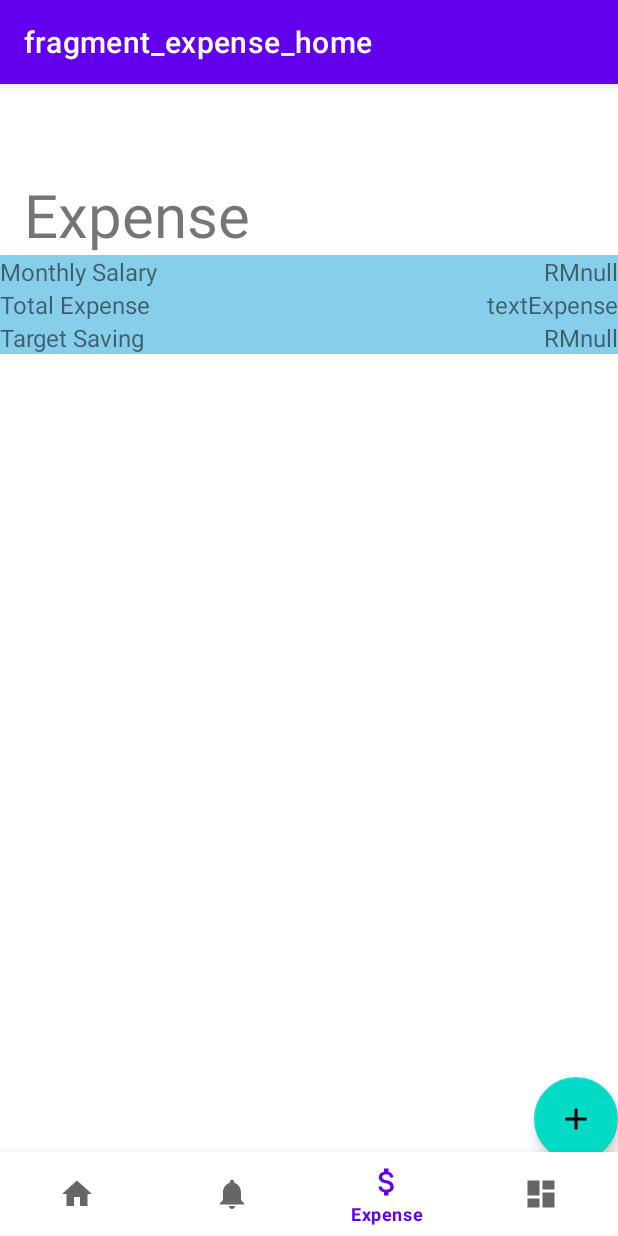
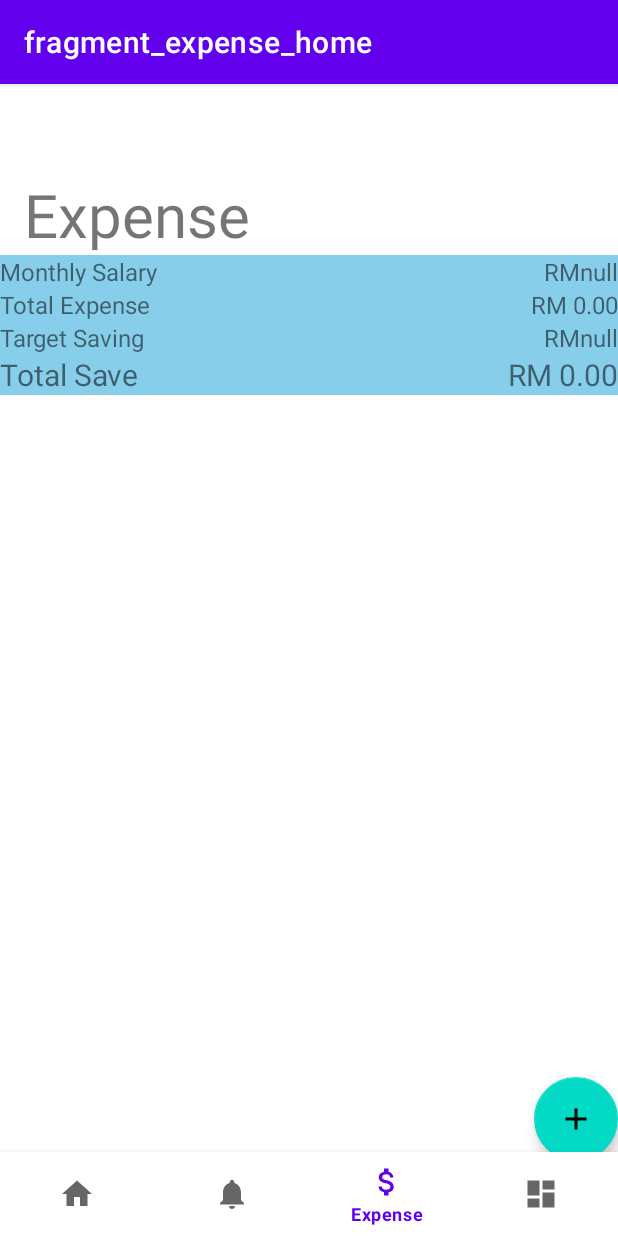
Before and after one commit to LauHongSoon/Assignment, an Android app: the AddNewExpenseFragment screen opened through its navigation route, after a tap on "SAVE", on a phone screen of 412 x 824 dp. Run offline under Robolectric (Android 15) with nearby library versions, the phone set to English and light mode, and no system bars; our stand-ins replace Firebase (no records; nobody signed in at launch, a user with empty details on screens opened directly), navigation-ui.

Commit message:
Expense CRUD Completed

```diff
--- a/app/src/main/java/my/edu/tarc/mobileass/model/ExpenseViewModel.kt
+++ b/app/src/main/java/my/edu/tarc/mobileass/model/ExpenseViewModel.kt
@@ -3,8 +3,8 @@ package my.edu.tarc.mobileass.model
 data class ExpenseViewModel(
     val user:String?="",
     val title:String?="",
-    val date : String? = "",
-    val expense : String="",
+    val date: String?="",
+    val expense: Double?=null,
     val category:String?="",
     val id:String?=""
 )
--- a/app/src/main/java/my/edu/tarc/mobileass/ui/expense/AddNewExpenseFragment.kt
+++ b/app/src/main/java/my/edu/tarc/mobileass/ui/expense/AddNewExpenseFragment.kt
@@ -72,11 +72,11 @@ class AddNewExpenseFragment : Fragment() {
         val email = preferences.getString("email", "")!!
         val data =  ExpenseViewModel(
             title = binding.editTextTitle.text.toString(),
-            date=binding.buttonDate.text.toString(),
-            user=email,
+            date =binding.buttonDate.text.toString(),
+            user =email,
             id = key,
-            category=binding.spinner.selectedItem.toString(),
-            expense=binding.editTextExpense.text.toString()
+            category =binding.spinner.selectedItem.toString(),
+            expense =binding.editTextExpense.text.toString().toDoubleOrNull(),
         )
         Firebase.firestore.collection("expense").document(key)
             .set(data).addOnSuccessListener {
--- a/app/src/main/java/my/edu/tarc/mobileass/ui/expense/ExpenseHomeFragment.kt
+++ b/app/src/main/java/my/edu/tarc/mobileass/ui/expense/ExpenseHomeFragment.kt
@@ -20,7 +20,9 @@ import my.edu.tarc.mobileass.R
 import my.edu.tarc.mobileass.adapter.ExpenseListAdapter
 import my.edu.tarc.mobileass.databinding.FragmentExpenseHomeBinding
 import my.edu.tarc.mobileass.model.ExpenseViewModel
+import java.text.SimpleDateFormat
 import java.util.Calendar
+import java.util.Locale
 
 
 class ExpenseHomeFragment : Fragment() {
@@ -39,25 +41,52 @@ class ExpenseHomeFragment : Fragment() {
         calculateExpense()
         return binding.root
 
+
     }
 
     private fun calculateExpense() {
-        val currentDate = Calendar.getInstance().time
-        val currentMonth = Calendar.getInstance()
-        currentMonth.time = currentDate
-        currentMonth.set(Calendar.DAY_OF_MONTH, 1)
-        val startDate = currentMonth.time
+        val currentYear = SimpleDateFormat("yyyy", Locale.getDefault()).format(Calendar.getInstance().time)
+        val currentMonth = SimpleDateFormat("MM", Locale.getDefault()).format(Calendar.getInstance().time)
 
-        val endOfMonth = Calendar.getInstance()
-        endOfMonth.time = currentDate
-        endOfMonth.set(Calendar.DAY_OF_MONTH, endOfMonth.getActualMaximum(Calendar.DAY_OF_MONTH)) // Set to the last day of the month
-        val endDate = endOfMonth.time
+        val totalExpenseTextView = binding.textExpense
+        var totalExpense = 0.0
+
         preferences = requireActivity().getSharedPreferences("user", Context.MODE_PRIVATE)
         val email = preferences.getString("email", "")!!
         Firebase.firestore.collection("expense")
-            .whereGreaterThanOrEqualTo("date", startDate)
-            .whereLessThan("date", endDate)
             .whereEqualTo("user",email)
+            .get()
+            .addOnSuccessListener { querySnapshot ->
+                // Process the data in querySnapshot here
+                for (document in querySnapshot) {
+                    // Access the "date" field as a string
+                    val dateString = document.getString("date")
+
+                    // Parse the year and month parts from the date string
+                    val documentYear = dateString?.substring(0, 4)
+                    val documentMonth = dateString?.substring(5, 7)
+
+                    if (documentYear == currentYear && documentMonth == currentMonth) {
+                        // The document's year and month match the current year and month
+                        // Add the expense to the total
+                        val expense = document.getDouble("expense")
+                        if (expense != null) {
+                            totalExpense += expense
+                        }
+                    }
+                }
+                val formattedTotalExpense = String.format(Locale.getDefault(), "RM %.2f", totalExpense)
+                totalExpenseTextView.text = formattedTotalExpense
+                val textSalary = binding.textSalary.text.toString().replace("RM", "").toDoubleOrNull() ?: 0.0
+                val textExpense = totalExpense
+
+                val difference = textSalary - textExpense
+
+                // Display the result in a TextView
+                val resultTextView = binding.totalSave
+                val formattedDifference = String.format(Locale.getDefault(), "RM %.2f", difference)
+                resultTextView.text = formattedDifference
+            }
 
     }
 
--- a/app/src/main/res/layout/fragment_expense_home.xml
+++ b/app/src/main/res/layout/fragment_expense_home.xml
@@ -85,6 +85,30 @@
                 android:text="TextView"
                 android:textAlignment="viewEnd"
                 android:textSize="16sp" />
+
+        </LinearLayout>
+
+        <LinearLayout
+            android:layout_width="match_parent"
+            android:layout_height="match_parent"
+            android:orientation="horizontal">
+
+            <TextView
+                android:id="@+id/textView14"
+                android:layout_width="wrap_content"
+                android:layout_height="wrap_content"
+                android:layout_weight="1"
+                android:text="@string/totalsave"
+                android:textSize="20sp" />
+
+            <TextView
+                android:id="@+id/totalSave"
+                android:layout_width="wrap_content"
+                android:layout_height="wrap_content"
+                android:layout_weight="1"
+                android:text="TextView"
+                android:textAlignment="viewEnd"
+                android:textSize="20sp" />
         </LinearLayout>
 
     </LinearLayout>
--- a/app/src/main/res/values/strings.xml
+++ b/app/src/main/res/values/strings.xml
@@ -42,6 +42,7 @@
     <string name="update">Update</string>
     <string name="delete">Delete\n</string>
     <string name="edit">Edit Expense\n</string>
+    <string name="totalsave">Total Save</string>
     <string-array name="category">
         <item>Utility Fee</item>
         <item>Grocery</item>
```
